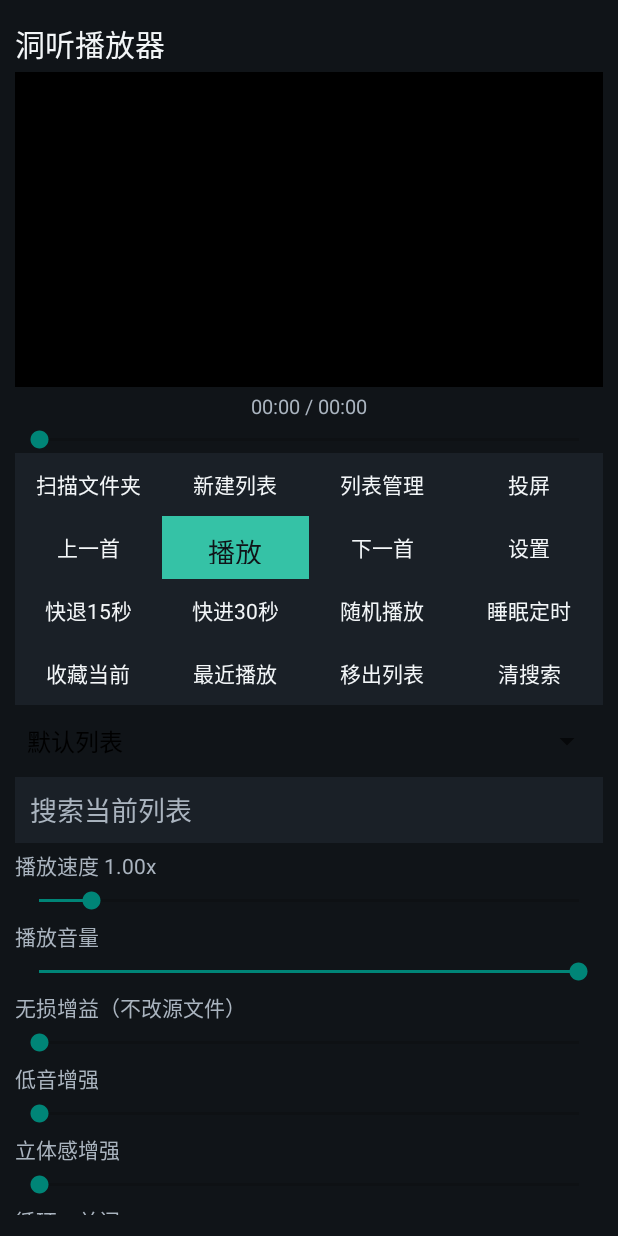
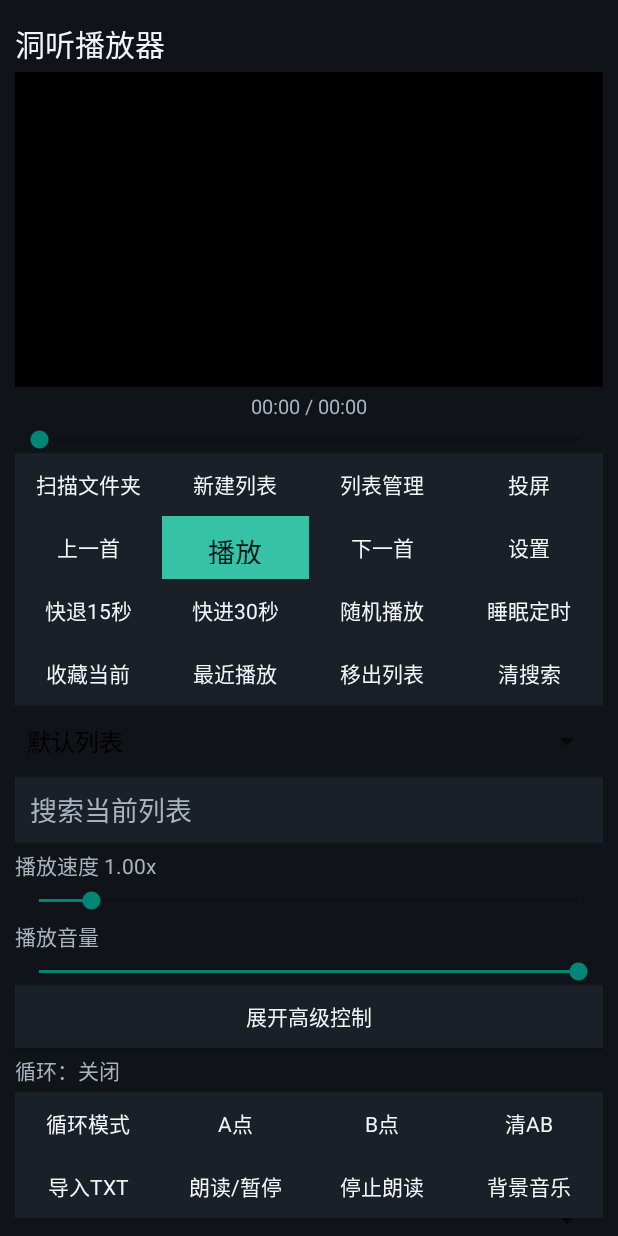
Before and after one commit to sanbyzhu/didong-player, an Android app: the screen it shows after launch (MainActivity), on a phone screen of 412 x 824 dp. Run offline under Robolectric (Android 15) with nearby library versions, the phone set to English and light mode, and no system bars; 3 statements that could not run were skipped.

Commit message:
Add advanced panel and item actions

```diff
--- a/app/src/main/java/com/dongting/player/MainActivity.java
+++ b/app/src/main/java/com/dongting/player/MainActivity.java
@@ -105,6 +105,7 @@ public class MainActivity extends AppCompatActivity implements TextToSpeech.OnIn
     private TextToSpeech tts;
 
     private LinearLayout rootLayout;
+    private LinearLayout advancedPanel;
     private PlayerView playerView;
     private ListView mediaList;
     private ArrayAdapter<String> mediaAdapter;
@@ -116,6 +117,7 @@ public class MainActivity extends AppCompatActivity implements TextToSpeech.OnIn
     private TextView positionLabel;
     private TextView speedLabel;
     private TextView loopLabel;
+    private Button advancedToggleButton;
     private Button playPauseButton;
     private SeekBar positionBar;
     private SeekBar speedBar;
@@ -134,6 +136,7 @@ public class MainActivity extends AppCompatActivity implements TextToSpeech.OnIn
     private boolean abEnabled = false;
     private boolean draggingPosition = false;
     private boolean fullScreenVideo = false;
+    private boolean advancedVisible = false;
     private boolean suppressPositionSave = false;
     private String selectedPlaylist = PLAYLIST_DEFAULT;
     private String searchQuery = "";
@@ -398,6 +401,14 @@ public class MainActivity extends AppCompatActivity implements TextToSpeech.OnIn
         rootLayout.addView(label("播放音量", 14, COLOR_SUBTLE));
         rootLayout.addView(volumeBar);
 
+        advancedToggleButton = btn("展开高级控制", v -> toggleAdvancedPanel());
+        rootLayout.addView(advancedToggleButton, new LinearLayout.LayoutParams(ViewGroup.LayoutParams.MATCH_PARENT, dp(42)));
+
+        advancedPanel = new LinearLayout(this);
+        advancedPanel.setOrientation(LinearLayout.VERTICAL);
+        advancedPanel.setVisibility(View.GONE);
+        rootLayout.addView(advancedPanel, fullWrap());
+
         boostBar = new SeekBar(this);
         boostBar.setMax(1500);
         boostBar.setProgress(prefs.getInt("boost", 0));
@@ -405,8 +416,8 @@ public class MainActivity extends AppCompatActivity implements TextToSpeech.OnIn
             prefs.edit().putInt("boost", progress).apply();
             applyAudioEffects();
         }));
-        rootLayout.addView(label("无损增益（不改源文件）", 14, COLOR_SUBTLE));
-        rootLayout.addView(boostBar);
+        advancedPanel.addView(label("无损增益（不改源文件）", 14, COLOR_SUBTLE));
+        advancedPanel.addView(boostBar);
 
         bassBar = new SeekBar(this);
         bassBar.setMax(1000);
@@ -415,8 +426,8 @@ public class MainActivity extends AppCompatActivity implements TextToSpeech.OnIn
             prefs.edit().putInt("bass", progress).apply();
             applyAudioEffects();
         }));
-        rootLayout.addView(label("低音增强", 14, COLOR_SUBTLE));
-        rootLayout.addView(bassBar);
+        advancedPanel.addView(label("低音增强", 14, COLOR_SUBTLE));
+        advancedPanel.addView(bassBar);
 
         stereoBar = new SeekBar(this);
         stereoBar.setMax(1000);
@@ -425,8 +436,8 @@ public class MainActivity extends AppCompatActivity implements TextToSpeech.OnIn
             prefs.edit().putInt("stereo", progress).apply();
             applyAudioEffects();
         }));
-        rootLayout.addView(label("立体感增强", 14, COLOR_SUBTLE));
-        rootLayout.addView(stereoBar);
+        advancedPanel.addView(label("立体感增强", 14, COLOR_SUBTLE));
+        advancedPanel.addView(stereoBar);
 
         loopLabel = label("", 14, COLOR_SUBTLE);
         rootLayout.addView(loopLabel);
@@ -436,7 +447,7 @@ public class MainActivity extends AppCompatActivity implements TextToSpeech.OnIn
                 btn("B点", v -> setB()),
                 btn("清AB", v -> clearAb())
         ));
-        rootLayout.addView(row(
+        advancedPanel.addView(row(
                 btn("A-1秒", v -> adjustAbPoint(true, -1000)),
                 btn("A+1秒", v -> adjustAbPoint(true, 1000)),
                 btn("B-1秒", v -> adjustAbPoint(false, -1000)),
@@ -458,8 +469,8 @@ public class MainActivity extends AppCompatActivity implements TextToSpeech.OnIn
             prefs.edit().putInt("ttsRate", progress).apply();
             applyTtsSettings();
         }));
-        rootLayout.addView(label("朗读语速", 14, COLOR_SUBTLE));
-        rootLayout.addView(ttsRateBar);
+        advancedPanel.addView(label("朗读语速", 14, COLOR_SUBTLE));
+        advancedPanel.addView(ttsRateBar);
 
         ttsPitchBar = new SeekBar(this);
         ttsPitchBar.setMax(100);
@@ -468,8 +479,8 @@ public class MainActivity extends AppCompatActivity implements TextToSpeech.OnIn
             prefs.edit().putInt("ttsPitch", progress).apply();
             applyTtsSettings();
         }));
-        rootLayout.addView(label("朗读音调", 14, COLOR_SUBTLE));
-        rootLayout.addView(ttsPitchBar);
+        advancedPanel.addView(label("朗读音调", 14, COLOR_SUBTLE));
+        advancedPanel.addView(ttsPitchBar);
 
         bgVolumeBar = new SeekBar(this);
         bgVolumeBar.setMax(100);
@@ -478,8 +489,8 @@ public class MainActivity extends AppCompatActivity implements TextToSpeech.OnIn
             bgPlayer.setVolume(progress / 100f);
             prefs.edit().putInt("bgVolume", progress).apply();
         }));
-        rootLayout.addView(label("朗读背景音量", 14, COLOR_SUBTLE));
-        rootLayout.addView(bgVolumeBar);
+        advancedPanel.addView(label("朗读背景音量", 14, COLOR_SUBTLE));
+        advancedPanel.addView(bgVolumeBar);
 
         status = label("请选择文件夹开始扫描", 14, COLOR_SUBTLE);
         rootLayout.addView(status);
@@ -497,6 +508,11 @@ public class MainActivity extends AppCompatActivity implements TextToSpeech.OnIn
                 playAt(queueIndex);
             }
         });
+        mediaList.setOnItemLongClickListener((parent, view, position, id) -> {
+            if (position < 0 || position >= visibleQueueIndexes.size()) return true;
+            showQueueItemActions(visibleQueueIndexes.get(position));
+            return true;
+        });
         rootLayout.addView(mediaList, new LinearLayout.LayoutParams(ViewGroup.LayoutParams.MATCH_PARENT, 0, 1f));
 
         setContentView(rootLayout);
@@ -505,6 +521,12 @@ public class MainActivity extends AppCompatActivity implements TextToSpeech.OnIn
         updateLoopLabel();
         updatePlayPauseButton();
         updatePositionUi();
+    }
+
+    private void toggleAdvancedPanel() {
+        advancedVisible = !advancedVisible;
+        if (advancedPanel != null) advancedPanel.setVisibility(advancedVisible ? View.VISIBLE : View.GONE);
+        if (advancedToggleButton != null) advancedToggleButton.setText(advancedVisible ? "收起高级控制" : "展开高级控制");
     }
 
     private void pickFolder() {
@@ -1075,6 +1097,12 @@ public class MainActivity extends AppCompatActivity implements TextToSpeech.OnIn
                 && !name.startsWith("文件夹：");
     }
 
+    private boolean canReorderPlaylist(String name) {
+        return !PLAYLIST_ALL.equals(name)
+                && !PLAYLIST_RECENT.equals(name)
+                && !name.startsWith("文件夹：");
+    }
+
     private void addLibraryToPlaylist() {
         if (library.isEmpty()) {
             status("请先扫描文件夹");
@@ -1093,6 +1121,10 @@ public class MainActivity extends AppCompatActivity implements TextToSpeech.OnIn
             status("当前没有正在播放的文件");
             return;
         }
+        addEntryToFavorites(entry);
+    }
+
+    private void addEntryToFavorites(MediaEntry entry) {
         List<MediaEntry> favorites = playlists.computeIfAbsent(PLAYLIST_FAVORITES, key -> new ArrayList<>());
         if (containsUri(favorites, entry.uri)) {
             status("已在收藏中");
@@ -1114,6 +1146,10 @@ public class MainActivity extends AppCompatActivity implements TextToSpeech.OnIn
 
     private void removeCurrentFromPlaylist() {
         MediaEntry entry = currentEntry();
+        removeEntryFromPlaylist(entry);
+    }
+
+    private void removeEntryFromPlaylist(MediaEntry entry) {
         List<MediaEntry> items = playlists.get(selectedPlaylist);
         if (entry == null || items == null || items.isEmpty()) {
             status("当前列表没有可移出的文件");
@@ -1131,6 +1167,48 @@ public class MainActivity extends AppCompatActivity implements TextToSpeech.OnIn
         } else {
             status("当前文件不在这个列表中");
         }
+    }
+
+    private void showQueueItemActions(int queueIndex) {
+        if (queueIndex < 0 || queueIndex >= queue.size()) return;
+        MediaEntry entry = queue.get(queueIndex);
+        String[] options = {"播放/暂停", "收藏", "移出当前列表", "上移", "下移"};
+        new AlertDialog.Builder(this)
+                .setTitle(entry.title)
+                .setItems(options, (dialog, which) -> {
+                    if (which == 0) {
+                        if (queueIndex == currentIndex) togglePlay(); else playAt(queueIndex);
+                    } else if (which == 1) {
+                        addEntryToFavorites(entry);
+                    } else if (which == 2) {
+                        removeEntryFromPlaylist(entry);
+                    } else if (which == 3) {
+                        moveQueueItem(queueIndex, -1);
+                    } else {
+                        moveQueueItem(queueIndex, 1);
+                    }
+                })
+                .show();
+    }
+
+    private void moveQueueItem(int queueIndex, int delta) {
+        if (!canReorderPlaylist(selectedPlaylist)) {
+            status("当前列表不支持手动排序");
+            return;
+        }
+        List<MediaEntry> items = playlists.get(selectedPlaylist);
+        if (items == null || queueIndex < 0 || queueIndex >= items.size()) return;
+        int target = queueIndex + delta;
+        if (target < 0 || target >= items.size()) {
+            status("已经到头了");
+            return;
+        }
+        Collections.swap(items, queueIndex, target);
+        if (currentIndex == queueIndex) currentIndex = target;
+        else if (currentIndex == target) currentIndex = queueIndex;
+        savePlaylists();
+        setQueue(items, false);
+        status("已调整顺序");
     }
 
     private void switchToPlaylist(String name) {
```
Also changed, not shown: 1 other file.
